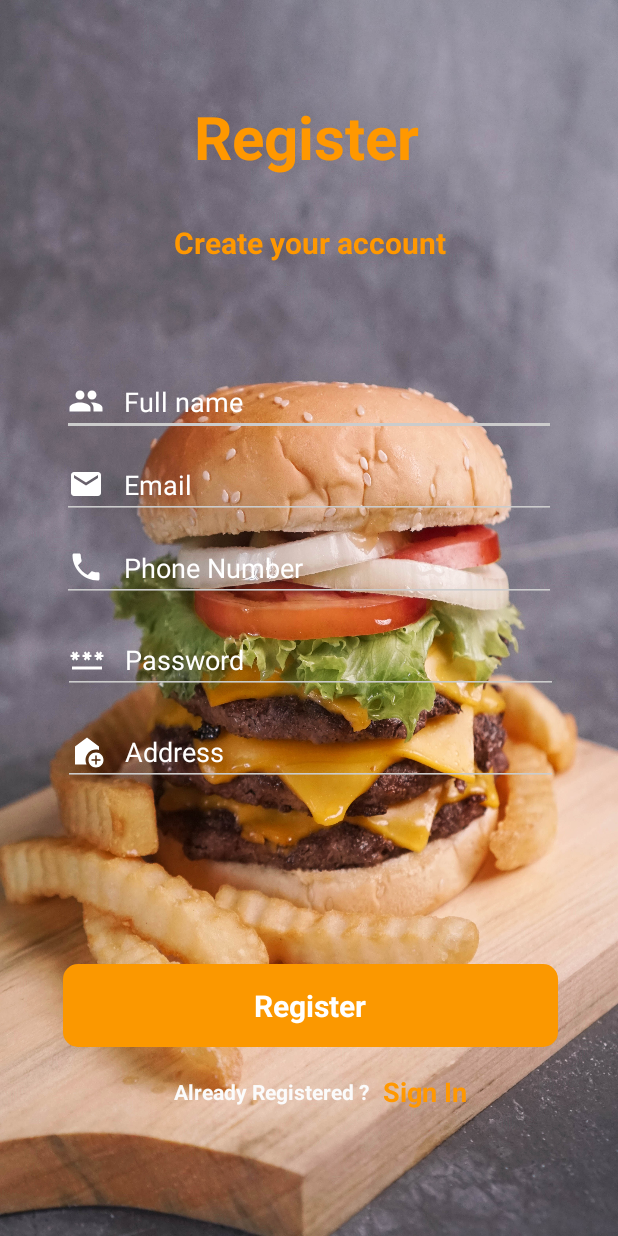
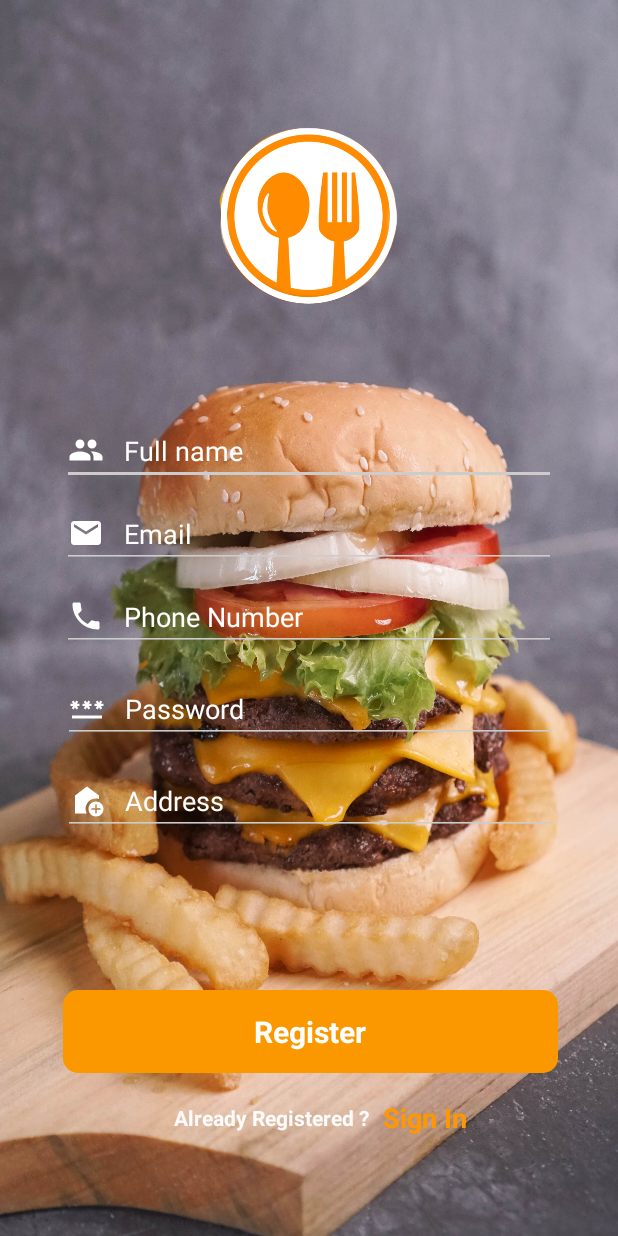
Before and after one commit to minhbebong/FoodDeliveryApp, an Android app: the RegisterActivity screen opened directly, with no data from a screen before it, on a phone screen of 412 x 824 dp. Run offline under Robolectric (Android 15) with nearby library versions, the phone set to English and light mode, and no system bars; our stand-ins replace Room's generated code.

Commit message:
update icon

```diff
--- a/app/src/main/res/layout/activity_register.xml
+++ b/app/src/main/res/layout/activity_register.xml
@@ -20,54 +20,23 @@
         app:layout_constraintVertical_bias="0.0"
         app:srcCompat="@drawable/bgregegister2" />
 
-    <TextView
-        android:id="@+id/textView"
-        android:layout_width="wrap_content"
-        android:layout_height="wrap_content"
-        android:layout_marginTop="64dp"
-        android:elevation="10dp"
-        android:text="Register"
-        android:textColor="#FF9800"
-        android:textSize="40sp"
-        android:textStyle="bold"
-        app:layout_constraintEnd_toEndOf="parent"
-        app:layout_constraintHorizontal_bias="0.494"
-        app:layout_constraintStart_toStartOf="parent"
-        app:layout_constraintTop_toTopOf="@+id/imageView" />
-
-    <TextView
-        android:id="@+id/textView5"
-        android:layout_width="match_parent"
-        android:layout_height="wrap_content"
-        android:layout_marginTop="30dp"
-        android:elevation="10dp"
-        android:text="Create your account"
-        android:textAlignment="center"
-        android:textColor="#FF9800"
-        android:textSize="20sp"
-        android:textStyle="bold"
-        app:layout_constraintEnd_toEndOf="parent"
-        app:layout_constraintHorizontal_bias="0.5"
-        app:layout_constraintStart_toStartOf="parent"
-        app:layout_constraintTop_toBottomOf="@+id/textView" />
-
     <EditText
-        android:textColor="@color/white"
         android:id="@+id/edt_fullname"
         android:layout_width="0dp"
-        android:inputType="text"
         android:layout_height="wrap_content"
-        android:layout_marginTop="70dp"
+        android:layout_marginTop="60dp"
         android:backgroundTint="#CCCCCC"
+        android:drawableLeft="@drawable/baseline_people_24"
 
         android:drawablePadding="13dp"
         android:hint="Full name"
-        android:drawableLeft="@drawable/baseline_people_24"
+        android:inputType="text"
+        android:textColor="@color/white"
+        android:textColorHint="@color/white"
         android:textCursorDrawable="@drawable/white_cursor"
-        android:textColorHint="@color/white"
         app:layout_constraintEnd_toEndOf="parent"
         app:layout_constraintStart_toStartOf="parent"
-        app:layout_constraintTop_toBottomOf="@+id/textView5"
+        app:layout_constraintTop_toBottomOf="@+id/imageView4"
         app:layout_constraintWidth_percent=".8" />
 
     <EditText
@@ -197,5 +166,16 @@
         app:layout_constraintStart_toEndOf="@+id/textView20"
         app:layout_constraintTop_toTopOf="@+id/textView20" />
 
+    <ImageView
+        android:id="@+id/imageView4"
+        android:layout_width="150dp"
+        android:layout_height="150dp"
+        android:layout_marginTop="68dp"
+        app:layout_constraintEnd_toEndOf="parent"
+        app:layout_constraintHorizontal_bias="0.498"
+        app:layout_constraintStart_toStartOf="parent"
+        app:layout_constraintTop_toTopOf="@+id/imageView"
+        app:srcCompat="@drawable/food_app_icon2" />
+
 
 </androidx.constraintlayout.widget.ConstraintLayout>
```
Also changed, not shown: app/src/main/res/layout/activity_login.xml (+16 -35 lines), app/src/main/res/drawable/food_app_icon2.png (added), app/src/main/res/drawable/food_app_icon2_copy.png (added).
